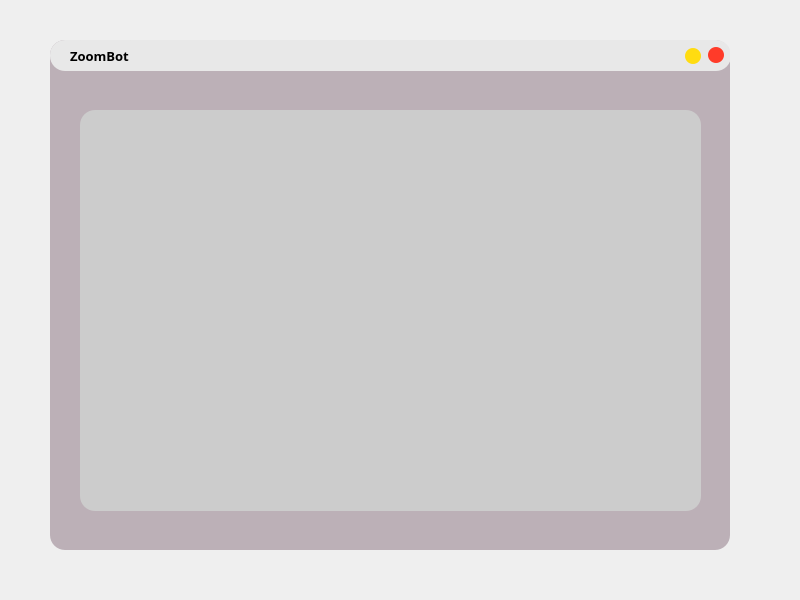
This is 02-creatingTheUi/creatingTheUi.ui in jharbes/howtoPywinauto as Qt 5 draws it before an edit. The edited form follows.
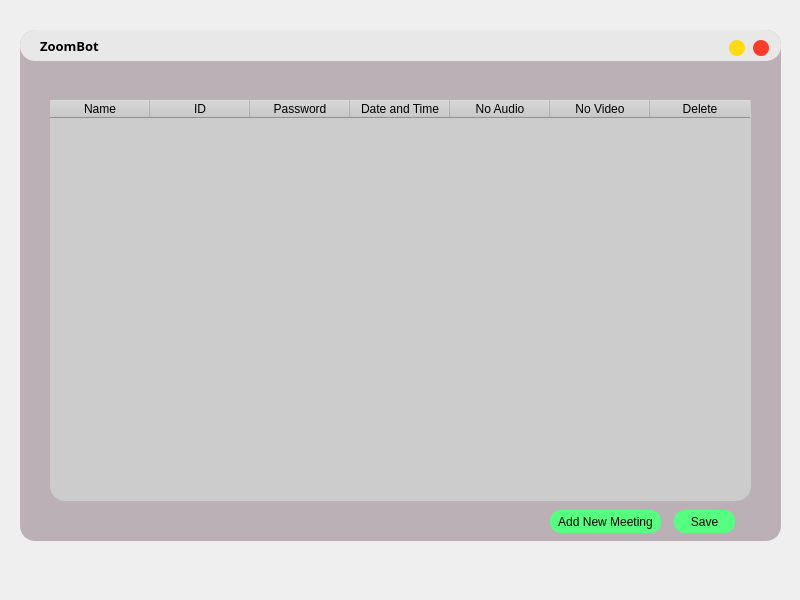
This is the edited form.

```diff
--- a/02-creatingTheUi/creatingTheUi.ui
+++ b/02-creatingTheUi/creatingTheUi.ui
@@ -17,10 +17,10 @@
    <widget class="QFrame" name="frame">
     <property name="geometry">
      <rect>
-      <x>50</x>
-      <y>40</y>
-      <width>680</width>
-      <height>510</height>
+      <x>20</x>
+      <y>30</y>
+      <width>761</width>
+      <height>511</height>
      </rect>
     </property>
     <property name="styleSheet">
@@ -38,7 +38,7 @@
       <rect>
        <x>0</x>
        <y>0</y>
-       <width>681</width>
+       <width>761</width>
        <height>31</height>
       </rect>
      </property>
@@ -63,8 +63,8 @@
      <widget class="QPushButton" name="pushButton">
       <property name="geometry">
        <rect>
-        <x>658</x>
-        <y>7</y>
+        <x>733</x>
+        <y>10</y>
         <width>16</width>
         <height>16</height>
        </rect>
@@ -87,8 +87,8 @@
      <widget class="QPushButton" name="pushButton_2">
       <property name="geometry">
        <rect>
-        <x>635</x>
-        <y>8</y>
+        <x>709</x>
+        <y>10</y>
         <width>16</width>
         <height>16</height>
        </rect>
@@ -135,12 +135,95 @@
       <rect>
        <x>30</x>
        <y>70</y>
-       <width>621</width>
+       <width>701</width>
        <height>401</height>
       </rect>
      </property>
      <property name="styleSheet">
       <string notr="true">background-color:rgb(204, 204, 204);</string>
+     </property>
+     <column>
+      <property name="text">
+       <string>Name</string>
+      </property>
+     </column>
+     <column>
+      <property name="text">
+       <string>ID</string>
+      </property>
+     </column>
+     <column>
+      <property name="text">
+       <string>Password</string>
+      </property>
+     </column>
+     <column>
+      <property name="text">
+       <string>Date and Time</string>
+      </property>
+     </column>
+     <column>
+      <property name="text">
+       <string>No Audio</string>
+      </property>
+     </column>
+     <column>
+      <property name="text">
+       <string>No Video</string>
+      </property>
+     </column>
+     <column>
+      <property name="text">
+       <string>Delete</string>
+      </property>
+     </column>
+    </widget>
+    <widget class="QPushButton" name="pushButton_3">
+     <property name="geometry">
+      <rect>
+       <x>654</x>
+       <y>480</y>
+       <width>61</width>
+       <height>23</height>
+      </rect>
+     </property>
+     <property name="styleSheet">
+      <string notr="true">QPushButton{
+	background-color: rgb(85,255,127);
+	border-radius: 11px;
+}
+
+QPushButton:hover{
+	background-color: rgb(66,198,97);
+	border-radius: 11px;
+}</string>
+     </property>
+     <property name="text">
+      <string>Save</string>
+     </property>
+    </widget>
+    <widget class="QPushButton" name="pushButton_4">
+     <property name="geometry">
+      <rect>
+       <x>530</x>
+       <y>480</y>
+       <width>111</width>
+       <height>23</height>
+      </rect>
+     </property>
+     <property name="styleSheet">
+      <string notr="true">QPushButton{
+	background-color: rgb(85,255,127);
+	border-radius: 11px;
+}
+
+QPushButton:hover{
+	background-color: rgb(66,198,97);
+	border-radius: 11px;
+}</string>
+     </property>
+     <property name="text">
+      <string>Add New Meeting</string>
      </property>
     </widget>
    </widget>
```
Left out of the diff: 10 changed lines with no effect on the pictures.
